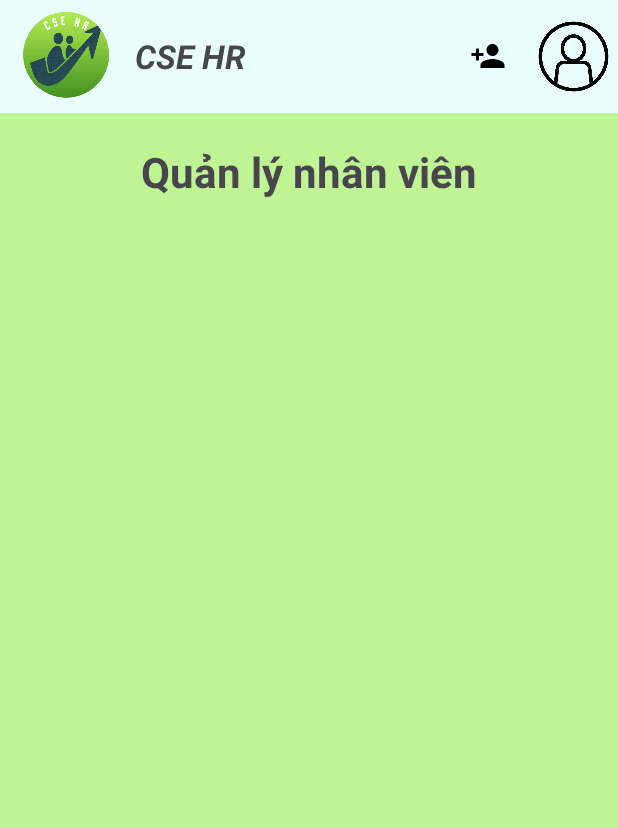
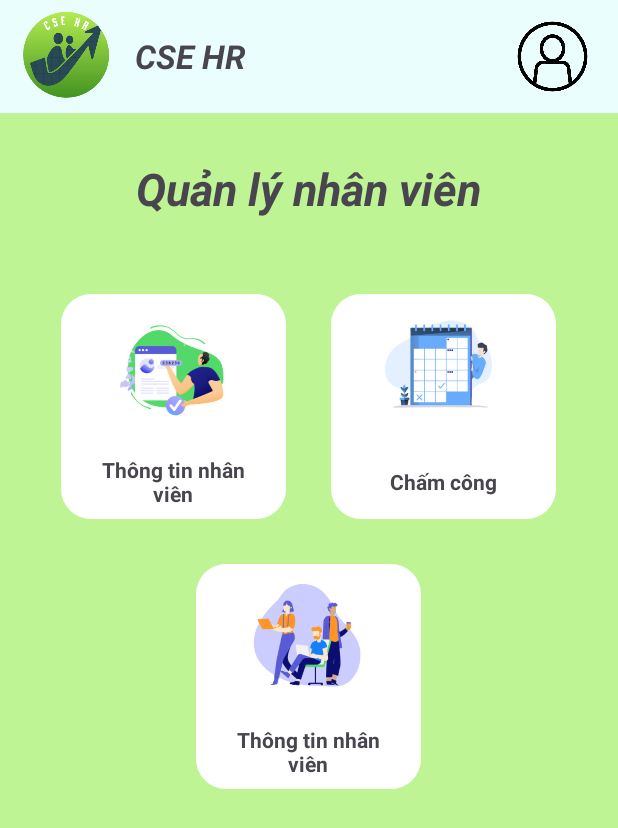
Before and after one commit to TaKarin01/BTL_Android_QLNV, an Android app: the home screen opened directly, with no data from a screen before it, after a tap on "Nhân viên", on a phone screen of 412 x 824 dp. Shown: the top 828 px of the screen. Run offline under Robolectric (Android 15) with nearby library versions, the light colour scheme and no system bars; 3 statements that could not run were skipped.

Commit message:
Project Android

```diff
--- a/app/src/main/AndroidManifest.xml
+++ b/app/src/main/AndroidManifest.xml
@@ -29,6 +29,8 @@
         <activity android:name=".employee"/>
         <activity android:name=".ShowEmployee"/>
         <activity android:name=".dialog"/>
+        <activity android:name=".Work"/>
+        <activity android:name=".EmployeeManager"/>
     </application>
 
 </manifest>
--- /dev/null
+++ b/app/src/main/java/com/example/btl/EmployeeManager.java
@@ -0,0 +1,31 @@
+package com.example.btl;
+
+import android.content.Intent;
+import android.os.Bundle;
+import android.view.View;
+import android.widget.FrameLayout;
+
+import androidx.annotation.Nullable;
+import androidx.appcompat.app.AppCompatActivity;
+
+public class EmployeeManager extends AppCompatActivity {
+    @Override
+    protected void onCreate(@Nullable Bundle savedInstanceState) {
+        super.onCreate(savedInstanceState);
+        setContentView(R.layout.activity_employee_manager);
+
+        Intent intent = getIntent();
+        String str_dept = intent.getStringExtra("dept");
+
+        FrameLayout f_employee = findViewById(R.id.employee);
+        f_employee.setOnClickListener(new View.OnClickListener() {
+            @Override
+            public void onClick(View v) {
+                Intent in = new Intent(EmployeeManager.this,employee.class);
+                in.putExtra("dept",str_dept);
+                startActivity(in);
+            }
+        });
+
+    }
+}
--- a/app/src/main/java/com/example/btl/employee.java
+++ b/app/src/main/java/com/example/btl/employee.java
@@ -132,8 +132,8 @@ public class employee extends AppCompatActivity {
                         {
                             Toast.makeText(employee.this, "Thêm mới nhân viên vào ban thành công!", Toast.LENGTH_SHORT).show();
                             dialog.cancel();
-                            Intent intent = new Intent(employee.this,employee.class);
-                            startActivity(intent);
+                            finish();
+                            startActivity(getIntent());
                         }
                         else
                         {
--- a/app/src/main/java/com/example/btl/home.java
+++ b/app/src/main/java/com/example/btl/home.java
@@ -45,7 +45,7 @@ public class home extends AppCompatActivity {
         btn_employee.setOnClickListener(new View.OnClickListener() {
             @Override
             public void onClick(View v) {
-                Intent in = new Intent(home.this,employee.class);
+                Intent in = new Intent(home.this,EmployeeManager.class);
 
                 ArrayList<String> admin = db.getAdmin(ID);
                 in.putExtra("dept",admin.get(4));
@@ -54,6 +54,18 @@ public class home extends AppCompatActivity {
             }
         });
 
+        Button btn_work = findViewById(R.id.work);
+        btn_work.setOnClickListener(new View.OnClickListener() {
+            @Override
+            public void onClick(View v) {
+                Intent in = new Intent(home.this,Work.class);
+
+                ArrayList<String> admin = db.getAdmin(ID);
+                in.putExtra("dept",admin.get(4));
+
+                startActivity(in);
+            }
+        });
     }
     private void showMenu()
     {
--- /dev/null
+++ b/app/src/main/res/drawable/frame_layout_customize.xml
@@ -0,0 +1,6 @@
+<?xml version="1.0" encoding="utf-8"?>
+<shape xmlns:android="http://schemas.android.com/apk/res/android">
+    <solid android:color="@color/white"/>
+    <corners android:radius="20dp"/>
+
+</shape>
--- /dev/null
+++ b/app/src/main/res/layout/activity_assign.xml
@@ -0,0 +1,6 @@
+<?xml version="1.0" encoding="utf-8"?>
+<androidx.constraintlayout.widget.ConstraintLayout xmlns:android="http://schemas.android.com/apk/res/android"
+    android:layout_width="match_parent"
+    android:layout_height="match_parent">
+
+</androidx.constraintlayout.widget.ConstraintLayout>
--- /dev/null
+++ b/app/src/main/res/layout/activity_employee_manager.xml
@@ -0,0 +1,133 @@
+<?xml version="1.0" encoding="utf-8"?>
+<LinearLayout xmlns:android="http://schemas.android.com/apk/res/android"
+    android:layout_width="match_parent"
+    android:layout_height="match_parent"
+    android:orientation="vertical">
+    <LinearLayout
+        android:layout_width="match_parent"
+        android:layout_height="75dp"
+        android:orientation="horizontal"
+        android:background="@color/button1">
+
+        <ImageView
+            android:id="@+id/imageView5"
+            android:layout_width="70dp"
+            android:layout_height="70dp"
+            android:layout_gravity="center"
+            android:layout_marginLeft="10dp"
+            android:src="@drawable/icon1" />
+
+        <TextView
+            android:id="@+id/textView"
+            android:layout_width="wrap_content"
+            android:layout_height="wrap_content"
+            android:text="CSE HR"
+            android:textSize="22sp"
+            android:layout_gravity="center"
+            android:layout_marginLeft="10dp"
+            android:textStyle="bold|italic"
+            />
+
+        <ImageView
+            android:id="@+id/user"
+            android:layout_width="70dp"
+            android:layout_height="70dp"
+            android:src="@drawable/user_icon"
+            android:layout_gravity="center"
+            android:layout_marginLeft="170dp"/>
+    </LinearLayout>
+    <LinearLayout
+        android:background="@color/background"
+        android:layout_width="match_parent"
+        android:layout_height="match_parent"
+        android:orientation="vertical">
+        <TextView
+            android:id="@+id/textView11"
+            android:layout_marginTop="30dp"
+            android:layout_width="wrap_content"
+            android:layout_height="wrap_content"
+            android:text="Quản lý nhân viên"
+            android:textSize="30sp"
+            android:textStyle="bold|italic"
+            android:layout_gravity="center"/>
+
+        <LinearLayout
+            android:layout_width="match_parent"
+            android:layout_height="wrap_content"
+            android:orientation="horizontal"
+            android:layout_marginTop="50dp"
+            android:gravity="center_horizontal"
+
+            >
+            <FrameLayout
+                android:id="@+id/employee"
+                android:layout_width="150dp"
+                android:layout_height="150dp"
+                android:background="@drawable/frame_layout_customize"
+                android:layout_marginRight="30dp">
+                <ImageView
+                    android:layout_width="100dp"
+                    android:layout_height="100dp"
+                    android:layout_gravity="center_horizontal"
+                    android:scaleType="fitCenter"
+                    android:src="@drawable/profile_e"
+                    android:background="@color/white"/>
+                <TextView
+                    android:layout_width="100dp"
+                    android:layout_height="50dp"
+                    android:textSize="14sp"
+                    android:text="Thông tin nhân viên"
+                    android:gravity="center"
+                    android:layout_gravity="center"
+                    android:layout_marginTop="50dp"
+                    android:textStyle="bold"/>
+            </FrameLayout>
+
+            <FrameLayout
+                android:layout_width="150dp"
+                android:layout_height="150dp"
+                android:background="@drawable/frame_layout_customize">
+                <ImageView
+                    android:layout_width="100dp"
+                    android:layout_height="100dp"
+                    android:layout_gravity="center_horizontal"
+                    android:scaleType="fitCenter"
+                    android:src="@drawable/calendar_e"
+                    android:background="@color/white"
+                    />
+                <TextView
+                    android:layout_width="100dp"
+                    android:layout_height="50dp"
+                    android:textSize="14sp"
+                    android:text="Chấm công"
+                    android:gravity="center"
+                    android:layout_gravity="center"
+                    android:layout_marginTop="50dp"
+                    android:textStyle="bold"/>
+            </FrameLayout>
+        </LinearLayout>
+        <FrameLayout
+            android:layout_width="150dp"
+            android:layout_height="150dp"
+            android:background="@drawable/frame_layout_customize"
+            android:layout_marginTop="30dp"
+            android:layout_gravity="center">
+            <ImageView
+                android:layout_width="100dp"
+                android:layout_height="100dp"
+                android:layout_gravity="center_horizontal"
+                android:scaleType="fitCenter"
+                android:src="@drawable/evaluate"
+                android:background="@color/white"/>
+            <TextView
+                android:layout_width="100dp"
+                android:layout_height="50dp"
+                android:textSize="14sp"
+                android:text="Thông tin nhân viên"
+                android:gravity="center"
+                android:layout_gravity="center"
+                android:layout_marginTop="50dp"
+                android:textStyle="bold"/>
+        </FrameLayout>
+    </LinearLayout>
+</LinearLayout>
--- a/app/src/main/res/layout/activity_home.xml
+++ b/app/src/main/res/layout/activity_home.xml
@@ -83,7 +83,7 @@
                 android:text="Nhân viên"
                 android:layout_gravity="center"
                 android:backgroundTint="@color/button1"
-                android:layout_marginTop="50dp"
+                android:layout_marginTop="30dp"
                 android:textColor="@color/black"
                 android:textSize="24sp"/>
 
```
Also changed, not shown: app/src/main/java/com/example/btl/ShowEmployee.java (+3 -8 lines), app/src/main/java/com/example/btl/Work.java (added, +38 -0 lines), app/src/main/java/com/example/btl/class_work.java (added, +28 -0 lines), app/src/main/java/com/example/btl/workAdapter.java (added, +46 -0 lines), app/src/main/res/drawable/img_background.xml (added, +74 -0 lines), app/src/main/res/layout/activity_work.xml (added, +75 -0 lines), app/src/main/res/layout/work_item.xml (added, +54 -0 lines), app/src/main/img-playstore.png (added), app/src/main/res/drawable/calendar_e.jpg (added), app/src/main/res/drawable/evaluate.jpg (added), app/src/main/res/drawable/profile_e.png (added), app/src/main/res/drawable/work.jpg (added).
